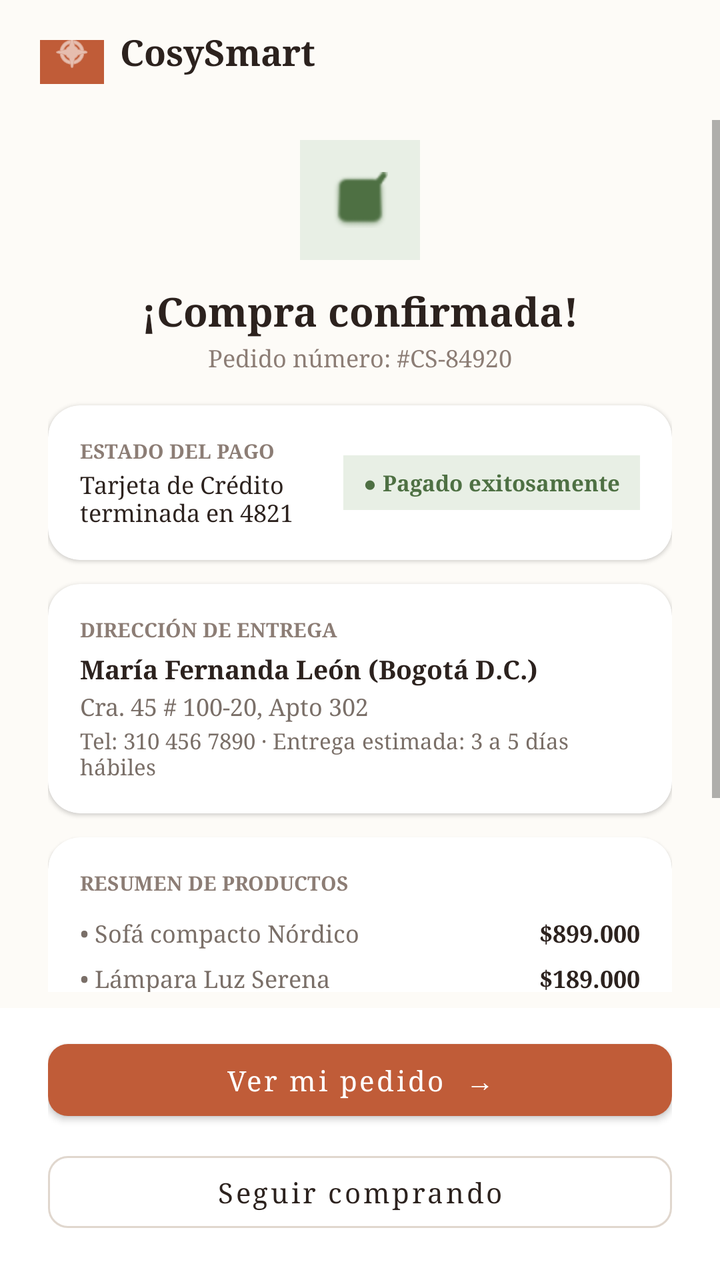
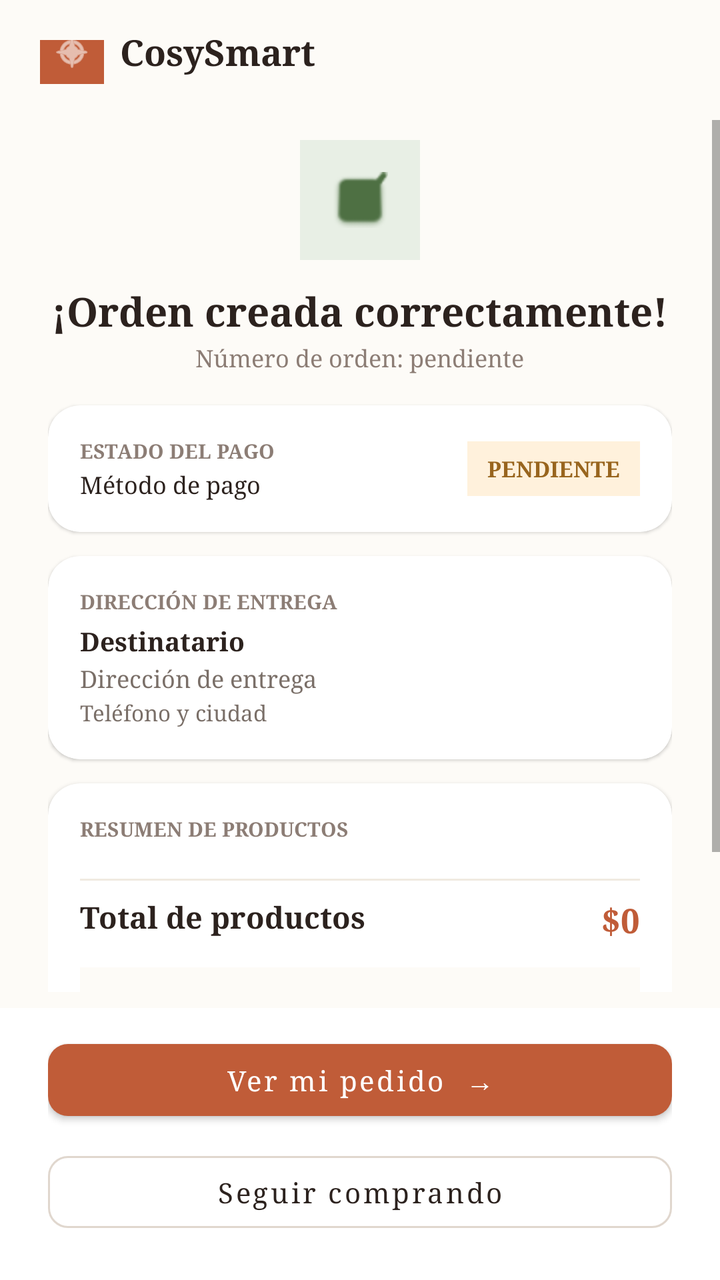

An Android layout rendered at two revisions. The XML below is the earlier revision; the diff shows what the commit changed to produce the second picture.
<!-- AndroidManifest.xml: application theme Theme.CosySmart -->
<!-- res/layout/activity_payment_confirmation.xml -->
<?xml version="1.0" encoding="utf-8"?>
<androidx.constraintlayout.widget.ConstraintLayout xmlns:android="http://schemas.android.com/apk/res/android"
    xmlns:app="http://schemas.android.com/apk/res-auto"
    android:layout_width="match_parent"
    android:layout_height="match_parent"
    android:background="#FDFBF7">

    <RelativeLayout
        android:id="@+id/layoutHeaderTop"
        android:layout_width="match_parent"
        android:layout_height="wrap_content"
        android:paddingHorizontal="20dp"
        android:paddingTop="20dp"
        app:layout_constraintTop_toTopOf="parent">

        <LinearLayout
            android:layout_width="wrap_content"
            android:layout_height="wrap_content"
            android:layout_centerVertical="true"
            android:gravity="center_vertical"
            android:orientation="horizontal">

            <ImageView
                android:layout_width="32dp"
                android:layout_height="32dp"
                android:background="#C05C38"
                android:padding="6dp"
                android:src="@android:drawable/ic_menu_compass"
                app:tint="#FFFFFF" />

            <TextView
                android:layout_width="wrap_content"
                android:layout_height="wrap_content"
                android:layout_marginStart="8dp"
                android:text="CosySmart"
                android:textColor="#2C221E"
                android:textSize="18sp"
                android:textStyle="bold" />
        </LinearLayout>
    </RelativeLayout>

    <ScrollView
        android:layout_width="match_parent"
        android:layout_height="0dp"
        android:layout_marginTop="8dp"
        android:layout_marginBottom="8dp"
        android:clipToPadding="false"
        android:paddingBottom="16dp"
        app:layout_constraintBottom_toTopOf="@id/layoutActionFooter"
        app:layout_constraintTop_toBottomOf="@id/layoutHeaderTop">

        <LinearLayout
            android:layout_width="match_parent"
            android:layout_height="wrap_content"
            android:gravity="center_horizontal"
            android:orientation="vertical"
            android:paddingHorizontal="24dp">

            <RelativeLayout
                android:layout_width="60dp"
                android:layout_height="60dp"
                android:layout_marginTop="10dp"
                android:background="#E8EFE5">

                <ImageView
                    android:layout_width="28dp"
                    android:layout_height="28dp"
                    android:layout_centerInParent="true"
                    android:src="@android:drawable/checkbox_on_background"
                    app:tint="#4E7043" />
            </RelativeLayout>

            <TextView
                android:layout_width="wrap_content"
                android:layout_height="wrap_content"
                android:layout_marginTop="12dp"
                android:text="¡Compra confirmada!"
                android:textColor="#2C221E"
                android:textSize="20sp"
                android:textStyle="bold" />

            <TextView
                android:layout_width="wrap_content"
                android:layout_height="wrap_content"
                android:layout_marginTop="2dp"
                android:text="Pedido número: #CS-84920"
                android:textColor="#8C7D75"
                android:textSize="12sp" />

            <androidx.cardview.widget.CardView
                android:layout_width="match_parent"
                android:layout_height="wrap_content"
                android:layout_marginTop="16dp"
                app:cardBackgroundColor="#FFFFFF"
                app:cardCornerRadius="16dp"
                app:cardElevation="1dp">

                <RelativeLayout
                    android:layout_width="match_parent"
                    android:layout_height="wrap_content"
                    android:padding="16dp">

                    <LinearLayout
                        android:layout_width="0dp"
                        android:layout_height="wrap_content"
                        android:layout_alignParentStart="true"
                        android:layout_centerVertical="true"
                        android:layout_toStartOf="@id/badgeStatus"
                        android:orientation="vertical">

                        <TextView
                            android:layout_width="wrap_content"
                            android:layout_height="wrap_content"
                            android:text="ESTADO DEL PAGO"
                            android:textColor="#8C7D75"
                            android:textSize="10sp"
                            android:textStyle="bold" />

                        <TextView
                            android:layout_width="wrap_content"
                            android:layout_height="wrap_content"
                            android:layout_marginTop="2dp"
                            android:text="Tarjeta de Crédito terminada en 4821"
                            android:textColor="#2C221E"
                            android:textSize="12sp" />
                    </LinearLayout>

                    <TextView
                        android:id="@+id/badgeStatus"
                        android:layout_width="wrap_content"
                        android:layout_height="wrap_content"
                        android:layout_alignParentEnd="true"
                        android:layout_centerVertical="true"
                        android:background="#E8EFE5"
                        android:paddingHorizontal="10dp"
                        android:paddingVertical="6dp"
                        android:text="● Pagado exitosamente"
                        android:textColor="#4E7043"
                        android:textSize="11sp"
                        android:textStyle="bold" />
                </RelativeLayout>
            </androidx.cardview.widget.CardView>

            <androidx.cardview.widget.CardView
                android:layout_width="match_parent"
                android:layout_height="wrap_content"
                android:layout_marginTop="12dp"
                app:cardBackgroundColor="#FFFFFF"
                app:cardCornerRadius="16dp"
                app:cardElevation="1dp">

                <LinearLayout
                    android:layout_width="match_parent"
                    android:layout_height="wrap_content"
                    android:orientation="vertical"
                    android:padding="16dp">

                    <TextView
                        android:layout_width="wrap_content"
                        android:layout_height="wrap_content"
                        android:text="DIRECCIÓN DE ENTREGA"
                        android:textColor="#8C7D75"
                        android:textSize="10sp"
                        android:textStyle="bold" />

                    <TextView
                        android:layout_width="wrap_content"
                        android:layout_height="wrap_content"
                        android:layout_marginTop="4dp"
                        android:text="María Fernanda León (Bogotá D.C.)"
                        android:textColor="#2C221E"
                        android:textSize="13sp"
                        android:textStyle="bold" />

                    <TextView
                        android:layout_width="wrap_content"
                        android:layout_height="wrap_content"
                        android:layout_marginTop="2dp"
                        android:text="Cra. 45 # 100-20, Apto 302"
                        android:textColor="#7A6F68"
                        android:textSize="12sp" />

                    <TextView
                        android:layout_width="wrap_content"
                        android:layout_height="wrap_content"
                        android:layout_marginTop="2dp"
                        android:text="Tel: 310 456 7890 · Entrega estimada: 3 a 5 días hábiles"
                        android:textColor="#7A6F68"
                        android:textSize="11sp" />
                </LinearLayout>
            </androidx.cardview.widget.CardView>

            <androidx.cardview.widget.CardView
                android:layout_width="match_parent"
                android:layout_height="wrap_content"
                android:layout_marginTop="12dp"
                app:cardBackgroundColor="#FFFFFF"
                app:cardCornerRadius="16dp"
                app:cardElevation="1dp">

                <LinearLayout
                    android:layout_width="match_parent"
                    android:layout_height="wrap_content"
                    android:orientation="vertical"
                    android:padding="16dp">

                    <TextView
                        android:layout_width="wrap_content"
                        android:layout_height="wrap_content"
                        android:layout_marginBottom="10dp"
                        android:text="RESUMEN DE PRODUCTOS"
                        android:textColor="#8C7D75"
                        android:textSize="10sp"
                        android:textStyle="bold" />

                    <LinearLayout
                        android:layout_width="match_parent"
                        android:layout_height="wrap_content"
                        android:layout_marginBottom="6dp"
                        android:orientation="horizontal">

                        <TextView
                            android:layout_width="0dp"
                            android:layout_height="wrap_content"
                            android:layout_weight="1"
                            android:text="• Sofá compacto Nórdico"
                            android:textColor="#7A6F68"
                            android:textSize="12sp" />

                        <TextView
                            android:layout_width="wrap_content"
                            android:layout_height="wrap_content"
                            android:text="$899.000"
                            android:textColor="#2C221E"
                            android:textSize="12sp"
                            android:textStyle="bold" />
                    </LinearLayout>

                    <LinearLayout
                        android:layout_width="match_parent"
                        android:layout_height="wrap_content"
                        android:layout_marginBottom="6dp"
                        android:orientation="horizontal">

                        <TextView
                            android:layout_width="0dp"
                            android:layout_height="wrap_content"
                            android:layout_weight="1"
                            android:text="• Lámpara Luz Serena"
                            android:textColor="#7A6F68"
                            android:textSize="12sp" />

                        <TextView
                            android:layout_width="wrap_content"
                            android:layout_height="wrap_content"
                            android:text="$189.000"
                            android:textColor="#2C221E"
                            android:textSize="12sp"
                            android:textStyle="bold" />
                    </LinearLayout>

                    <LinearLayout
                        android:layout_width="match_parent"
                        android:layout_height="wrap_content"
                        android:layout_marginBottom="8dp"
                        android:orientation="horizontal">

                        <TextView
                            android:layout_width="0dp"
                            android:layout_height="wrap_content"
                            android:layout_weight="1"
                            android:text="• Organizador vertical"
                            android:textColor="#7A6F68"
                            android:textSize="12sp" />

                        <TextView
                            android:layout_width="wrap_content"
                            android:layout_height="wrap_content"
                            android:text="$349.000"
                            android:textColor="#2C221E"
                            android:textSize="12sp"
                            android:textStyle="bold" />
                    </LinearLayout>

                    <LinearLayout
                        android:layout_width="match_parent"
                        android:layout_height="wrap_content"
                        android:layout_marginBottom="8dp"
                        android:orientation="horizontal">

                        <TextView
                            android:layout_width="0dp"
                            android:layout_height="wrap_content"
                            android:layout_weight="1"
                            android:text="Envío estimado"
                            android:textColor="#7A6F68"
                            android:textSize="12sp" />

                        <TextView
                            android:layout_width="wrap_content"
                            android:layout_height="wrap_content"
                            android:text="$25.000"
                            android:textColor="#2C221E"
                            android:textSize="12sp" />
                    </LinearLayout>

                    <View
                        android:layout_width="match_parent"
                        android:layout_height="1dp"
                        android:layout_marginBottom="8dp"
                        android:background="#F0EAE1" />

                    <RelativeLayout
                        android:layout_width="match_parent"
                        android:layout_height="wrap_content">

                        <TextView
                            android:layout_width="wrap_content"
                            android:layout_height="wrap_content"
                            android:text="Total pagado"
                            android:textColor="#2C221E"
                            android:textSize="15sp"
                            android:textStyle="bold" />

                        <TextView
                            android:layout_width="wrap_content"
                            android:layout_height="wrap_content"
                            android:layout_alignParentEnd="true"
                            android:text="$1.462.000"
                            android:textColor="#C05C38"
                            android:textSize="17sp"
                            android:textStyle="bold" />
                    </RelativeLayout>

                </LinearLayout>
            </androidx.cardview.widget.CardView>

        </LinearLayout>
    </ScrollView>

    <LinearLayout
        android:id="@+id/layoutActionFooter"
        android:layout_width="match_parent"
        android:layout_height="wrap_content"
        android:background="#FFFFFF"
        android:orientation="vertical"
        android:paddingHorizontal="24dp"
        android:paddingTop="12dp"
        android:paddingBottom="20dp"
        app:layout_constraintBottom_toBottomOf="parent">

        <com.google.android.material.button.MaterialButton
            android:id="@+id/btnViewOrder"
            android:layout_width="match_parent"
            android:layout_height="48dp"
            android:layout_marginBottom="8dp"
            android:text="Ver mi pedido  →"
            android:textAllCaps="false"
            android:textColor="#FFFFFF"
            android:textSize="14sp"
            app:backgroundTint="#C05C38"
            app:cornerRadius="10dp" />

        <com.google.android.material.button.MaterialButton
            android:id="@+id/btnKeepShopping"
            style="?attr/materialButtonOutlinedStyle"
            android:layout_width="match_parent"
            android:layout_height="48dp"
            android:text="Seguir comprando"
            android:textAllCaps="false"
            android:textColor="#2C221E"
            android:textSize="14sp"
            app:cornerRadius="10dp"
            app:strokeColor="#E0D7CE"
            app:strokeWidth="1dp" />
    </LinearLayout>

</androidx.constraintlayout.widget.ConstraintLayout>
<!-- resources referenced by this layout -->
<resources>
  <style name="Theme.CosySmart" parent="Theme.MaterialComponents.DayNight.NoActionBar">
          <item name="colorPrimary">@color/cosy_primary</item>
          <item name="colorPrimaryVariant">@color/cosy_dark_green</item>
          <item name="colorOnPrimary">@color/white</item>
          <item name="android:windowBackground">@color/cosy_bg</item>
          <item name="android:fontFamily">serif</item>
          <item name="editTextStyle">@style/Widget.CosySmart.EditText</item>
      </style>
  <color name="cosy_primary">#C86D51</color>
  <color name="cosy_dark_green">#6A7059</color>
  <color name="white">#FFFFFFFF</color>
  <color name="cosy_bg">#F7F4EE</color>
  <style name="Widget.CosySmart.EditText" parent="Widget.AppCompat.EditText">
          <item name="android:textColor">#000000</item>
          <item name="android:textColorHint">#7A6D63</item>
          <item name="android:fontFamily">serif</item>
      </style>
</resources>

<!-- the commit's change to res/layout/activity_payment_confirmation.xml (unified diff, before → after) -->
@@ -1,5 +1,6 @@
 <?xml version="1.0" encoding="utf-8"?>
-<androidx.constraintlayout.widget.ConstraintLayout xmlns:android="http://schemas.android.com/apk/res/android"
+<androidx.constraintlayout.widget.ConstraintLayout
+    xmlns:android="http://schemas.android.com/apk/res/android"
     xmlns:app="http://schemas.android.com/apk/res-auto"
     android:layout_width="match_parent"
     android:layout_height="match_parent"
@@ -71,19 +72,21 @@
             </RelativeLayout>
 
             <TextView
+                android:id="@+id/tvConfirmationTitle"
                 android:layout_width="wrap_content"
                 android:layout_height="wrap_content"
                 android:layout_marginTop="12dp"
-                android:text="¡Compra confirmada!"
+                android:text="¡Orden creada correctamente!"
                 android:textColor="#2C221E"
                 android:textSize="20sp"
                 android:textStyle="bold" />
 
             <TextView
+                android:id="@+id/tvOrderNumber"
                 android:layout_width="wrap_content"
                 android:layout_height="wrap_content"
                 android:layout_marginTop="2dp"
-                android:text="Pedido número: #CS-84920"
+                android:text="Número de orden: pendiente"
                 android:textColor="#8C7D75"
                 android:textSize="12sp" />
 
@@ -117,10 +120,11 @@
                             android:textStyle="bold" />
 
                         <TextView
+                            android:id="@+id/tvPaymentMethod"
                             android:layout_width="wrap_content"
                             android:layout_height="wrap_content"
                             android:layout_marginTop="2dp"
-                            android:text="Tarjeta de Crédito terminada en 4821"
+                            android:text="Método de pago"
                             android:textColor="#2C221E"
                             android:textSize="12sp" />
                     </LinearLayout>
@@ -131,15 +135,16 @@
                         android:layout_height="wrap_content"
                         android:layout_alignParentEnd="true"
                         android:layout_centerVertical="true"
-                        android:background="#E8EFE5"
+                        android:background="#FFF1DC"
                         android:paddingHorizontal="10dp"
                         android:paddingVertical="6dp"
-                        android:text="● Pagado exitosamente"
-                        android:textColor="#4E7043"
+                        android:text="PENDIENTE"
+                        android:textColor="#98651E"
                         android:textSize="11sp"
                         android:textStyle="bold" />
                 </RelativeLayout>
             </androidx.cardview.widget.CardView>
+
 
             <androidx.cardview.widget.CardView
                 android:layout_width="match_parent"
@@ -164,31 +169,35 @@
                         android:textStyle="bold" />
 
                     <TextView
-                        android:layout_width="wrap_content"
+                        android:id="@+id/tvDeliveryRecipient"
+                        android:layout_width="match_parent"
                         android:layout_height="wrap_content"
                         android:layout_marginTop="4dp"
-                        android:text="María Fernanda León (Bogotá D.C.)"
+                        android:text="Destinatario"
                         android:textColor="#2C221E"
                         android:textSize="13sp"
                         android:textStyle="bold" />
 
                     <TextView
-                        android:layout_width="wrap_content"
+                        android:id="@+id/tvDeliveryAddress"
+                        android:layout_width="match_parent"
                         android:layout_height="wrap_content"
                         android:layout_marginTop="2dp"
-                        android:text="Cra. 45 # 100-20, Apto 302"
+                        android:text="Dirección de entrega"
                         android:textColor="#7A6F68"
                         android:textSize="12sp" />
 
                     <TextView
-                        android:layout_width="wrap_content"
+                        android:id="@+id/tvDeliveryContact"
+                        android:layout_width="match_parent"
                         android:layout_height="wrap_content"
                         android:layout_marginTop="2dp"
-                        android:text="Tel: 310 456 7890 · Entrega estimada: 3 a 5 días hábiles"
+                        android:text="Teléfono y ciudad"
                         android:textColor="#7A6F68"
                         android:textSize="11sp" />
                 </LinearLayout>
             </androidx.cardview.widget.CardView>
+
 
             <androidx.cardview.widget.CardView
                 android:layout_width="match_parent"
@@ -213,130 +222,59 @@
                         android:textSize="10sp"
                         android:textStyle="bold" />
 
+
                     <LinearLayout
-                        android:layout_width="match_parent"
-                        android:layout_height="wrap_content"
-                        android:layout_marginBottom="6dp"
-                        android:orientation="horizontal">
-
-                        <TextView
-                            android:layout_width="0dp"
-                            android:layout_height="wrap_content"
-                            android:layout_weight="1"
-                            android:text="• Sofá compacto Nórdico"
-                            android:textColor="#7A6F68"
-                            android:textSize="12sp" />
+                        android:id="@+id/layoutOrderItems"
+                        android:layout_width="match_parent"
+                        android:layout_height="wrap_content"
+                        android:orientation="vertical" />
+
+                    <View
+                        android:layout_width="match_parent"
+                        android:layout_height="1dp"
+                        android:layout_marginTop="8dp"
+                        android:layout_marginBottom="8dp"
+                        android:background="#F0EAE1" />
+
+                    <RelativeLayout
+                        android:layout_width="match_parent"
+                        android:layout_height="wrap_content">
 
                         <TextView
                             android:layout_width="wrap_content"
                             android:layout_height="wrap_content"
-                            android:text="$899.000"
-                            android:textColor="#2C221E"
-                            android:textSize="12sp"
-                            android:textStyle="bold" />
-                    </LinearLayout>
-
-                    <LinearLayout
-                        android:layout_width="match_parent"
-                        android:layout_height="wrap_content"
-                        android:layout_marginBottom="6dp"
-                        android:orientation="horizontal">
-
-                        <TextView
-                            android:layout_width="0dp"
-                            android:layout_height="wrap_content"
-                            android:layout_weight="1"
-                            android:text="• Lámpara Luz Serena"
-                            android:textColor="#7A6F68"
-                            android:textSize="12sp" />
-
-                        <TextView
-                            android:layout_width="wrap_content"
-                            android:layout_height="wrap_content"
-                            android:text="$189.000"
-                            android:textColor="#2C221E"
-                            android:textSize="12sp"
-                            android:textStyle="bold" />
-                    </LinearLayout>
-
-                    <LinearLayout
-                        android:layout_width="match_parent"
-                        android:layout_height="wrap_content"
-                        android:layout_marginBottom="8dp"
-                        android:orientation="horizontal">
-
-                        <TextView
-                            android:layout_width="0dp"
-                            android:layout_height="wrap_content"
-                            android:layout_weight="1"
-                            android:text="• Organizador vertical"
-                            android:textColor="#7A6F68"
-                            android:textSize="12sp" />
-
-                        <TextView
-                            android:layout_width="wrap_content"
-                            android:layout_height="wrap_content"
-                            android:text="$349.000"
-                            android:textColor="#2C221E"
-                            android:textSize="12sp"
-                            android:textStyle="bold" />
-                    </LinearLayout>
-
-                    <LinearLayout
-                        android:layout_width="match_parent"
-                        android:layout_height="wrap_content"
-                        android:layout_marginBottom="8dp"
-                        android:orientation="horizontal">
-
-                        <TextView
-                            android:layout_width="0dp"
-                            android:layout_height="wrap_content"
-                            android:layout_weight="1"
-                            android:text="Envío estimado"
-                            android:textColor="#7A6F68"
-                            android:textSize="12sp" />
-
-                        <TextView
-                            android:layout_width="wrap_content"
-                            android:layout_height="wrap_content"
-                            android:text="$25.000"
-                            android:textColor="#2C221E"
-                            android:textSize="12sp" />
-                    </LinearLayout>
-
-                    <View
-                        android:layout_width="match_parent"
-                        android:layout_height="1dp"
-                        android:layout_marginBottom="8dp"
-                        android:background="#F0EAE1" />
-
-                    <RelativeLayout
-                        android:layout_width="match_parent"
-                        android:layout_height="wrap_content">
-
-                        <TextView
-                            android:layout_width="wrap_content"
-                            android:layout_height="wrap_content"
-                            android:text="Total pagado"
+                            android:text="Total de productos"
                             android:textColor="#2C221E"
                             android:textSize="15sp"
                             android:textStyle="bold" />
 
                         <TextView
+                            android:id="@+id/tvOrderTotal"
                             android:layout_width="wrap_content"
                             android:layout_height="wrap_content"
                             android:layout_alignParentEnd="true"
-                            android:text="$1.462.000"
+                            android:text="$0"
                             android:textColor="#C05C38"
                             android:textSize="17sp"
                             android:textStyle="bold" />
                     </RelativeLayout>
 
+                    <TextView
+                        android:layout_width="match_parent"
+                        android:layout_height="wrap_content"
+                        android:layout_marginTop="12dp"
+                        android:background="#FDFBF7"
+                        android:padding="10dp"
+                        android:text="El costo del envío será definido y cobrado por la transportadora, por separado del valor de los productos."
+                        android:textColor="#7A6F68"
+                        android:textSize="11sp" />
+
                 </LinearLayout>
             </androidx.cardview.widget.CardView>
 
         </LinearLayout>
     </ScrollView>
+
 
     <LinearLayout
         android:id="@+id/layoutActionFooter"
